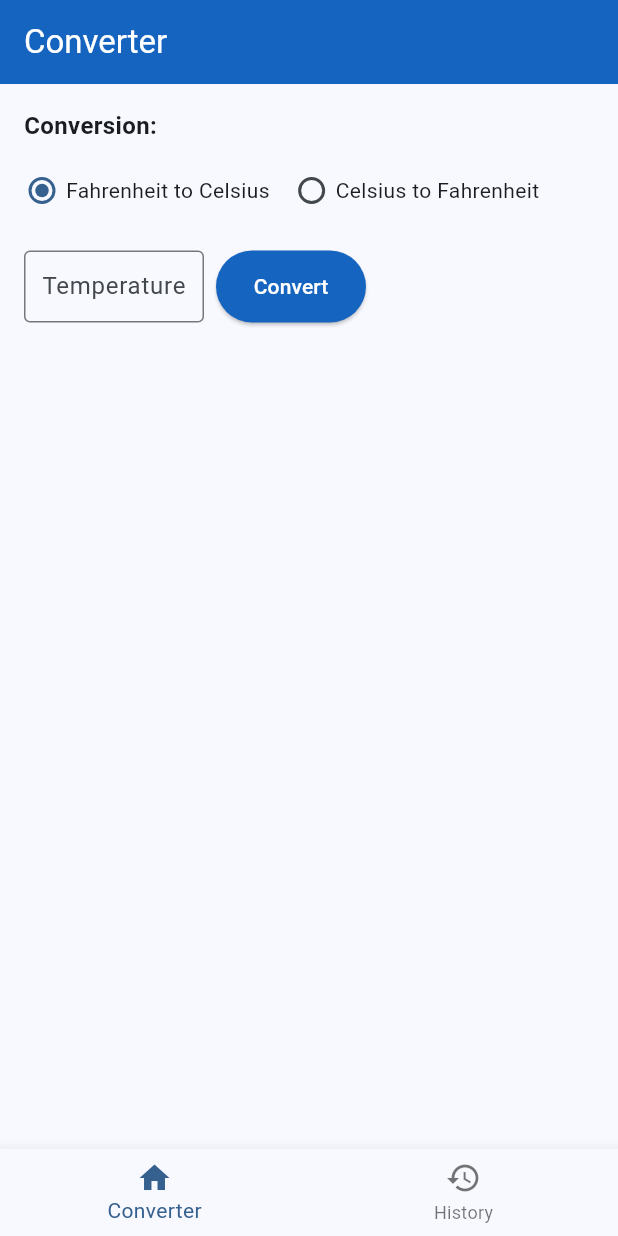
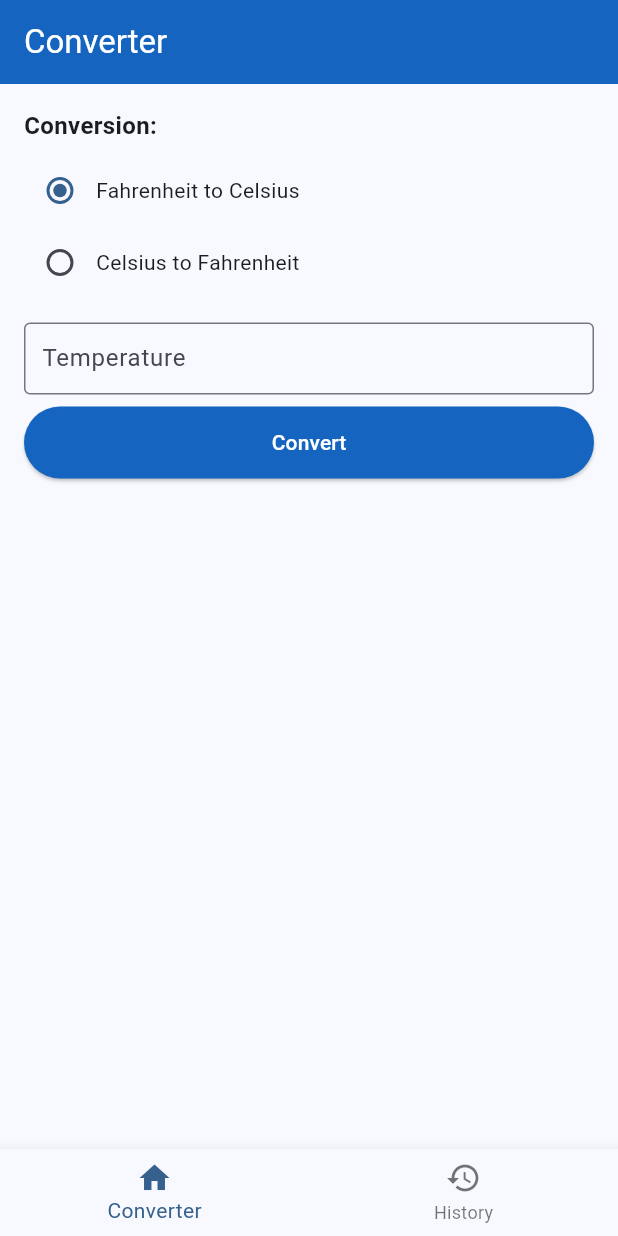
Before and after one commit to ernesteNtezirizaza/temperature_converter_app, a Flutter app: the screen it shows after launch, on a phone screen of 412 x 824 dp. Run offline on Flutter 3.47's test engine with Material 3 defaults, Android fonts, the phone set to English and light mode, and no system bars.

Commit message:
Supports both Portait and Landscape Orientation

```diff
--- a/lib/screens/conversion_screen.dart
+++ b/lib/screens/conversion_screen.dart
@@ -51,8 +51,14 @@ class _ConversionScreenState extends State<ConversionScreen> {
         ),
         backgroundColor: Colors.blue[800],
       ),
-      body: Padding(
+      body: LayoutBuilder(
+        builder: (context, constraints) {
+          return SingleChildScrollView(
             padding: const EdgeInsets.all(16.0),
+            child: ConstrainedBox(
+              constraints: BoxConstraints(
+                minHeight: constraints.maxHeight - 16, // subtract padding
+              ),
               child: Column(
                 crossAxisAlignment: CrossAxisAlignment.start,
                 children: [
@@ -61,13 +67,13 @@ class _ConversionScreenState extends State<ConversionScreen> {
                     style: TextStyle(fontSize: 16, fontWeight: FontWeight.bold),
                   ),
                   const SizedBox(height: 8),
-            // Inlined radio buttons
+                  // Radio buttons
+                  Column(
+                    crossAxisAlignment: CrossAxisAlignment.start,
+                    children: [
                       Row(
-              mainAxisAlignment: MainAxisAlignment.start,
                         children: [
-                SizedBox(
-                  width: 24,
-                  child: Radio<String>(
+                          Radio<String>(
                             value: 'Fahrenheit to Celsius',
                             groupValue: _selectedConversion,
                             onChanged: (value) {
@@ -76,16 +82,12 @@ class _ConversionScreenState extends State<ConversionScreen> {
                               });
                             },
                           ),
+                          const Text('Fahrenheit to Celsius'),
+                        ],
                       ),
-                const SizedBox(width: 4),
-                const Text(
-                  'Fahrenheit to Celsius',
-                  style: TextStyle(fontSize: 14),
-                ),
-                const SizedBox(width: 16),
-                SizedBox(
-                  width: 24,
-                  child: Radio<String>(
+                      Row(
+                        children: [
+                          Radio<String>(
                             value: 'Celsius to Fahrenheit',
                             groupValue: _selectedConversion,
                             onChanged: (value) {
@@ -94,20 +96,38 @@ class _ConversionScreenState extends State<ConversionScreen> {
                               });
                             },
                           ),
-                ),
-                const SizedBox(width: 4),
-                const Text(
-                  'Celsius to Fahrenheit',
-                  style: TextStyle(fontSize: 14),
+                          const Text('Celsius to Fahrenheit'),
+                        ],
                       ),
                     ],
                   ),
                   const SizedBox(height: 16),
+                  // Responsive input area
+                  if (constraints.maxWidth > 600)
                     Row(
                       crossAxisAlignment: CrossAxisAlignment.start,
-              children: [
+                      children: _buildInputWidgets(true),
+                    )
+                  else
+                    Column(
+                      crossAxisAlignment: CrossAxisAlignment.start,
+                      children: _buildInputWidgets(false),
+                    ),
+                  // Spacer to push content up
+                  const SizedBox(height: 20),
+                ],
+              ),
+            ),
+          );
+        },
+      ),
+    );
+  }
+
+  List<Widget> _buildInputWidgets(bool isWide) {
+    return [
       SizedBox(
-                  width: 120,
+        width: isWide ? 200 : double.infinity,
         child: TextField(
           controller: _temperatureController,
           keyboardType: TextInputType.number,
@@ -125,9 +145,9 @@ class _ConversionScreenState extends State<ConversionScreen> {
           },
         ),
       ),
-                const SizedBox(width: 8),
+      SizedBox(height: isWide ? 0 : 8, width: isWide ? 8 : 0),
       SizedBox(
-                  width: 100,
+        width: isWide ? 150 : double.infinity,
         child: ElevatedButton(
           style: ElevatedButton.styleFrom(
             backgroundColor: Colors.blue[800],
@@ -138,9 +158,9 @@ class _ConversionScreenState extends State<ConversionScreen> {
           child: const Text('Convert'),
         ),
       ),
-                const SizedBox(width: 8),
-                Expanded(
-                  child: Container(
+      SizedBox(height: isWide ? 0 : 8, width: isWide ? 8 : 0),
+      Container(
+        width: isWide ? 150 : double.infinity,
         height: 48,
         alignment: Alignment.centerLeft,
         padding: const EdgeInsets.symmetric(horizontal: 12),
@@ -149,17 +169,11 @@ class _ConversionScreenState extends State<ConversionScreen> {
           borderRadius: BorderRadius.circular(4),
         ),
         child: Text(
-                      _result.isEmpty ? '' : '${_result}',
+          _result.isEmpty ? '' : '$_result',
           style: const TextStyle(fontSize: 16),
         ),
       ),
-                ),
-              ],
-            ),
-          ],
-        ),
-      ),
-    );
+    ];
   }
 
   @override
```
Lines whose indentation alone changed are shown as unchanged.
